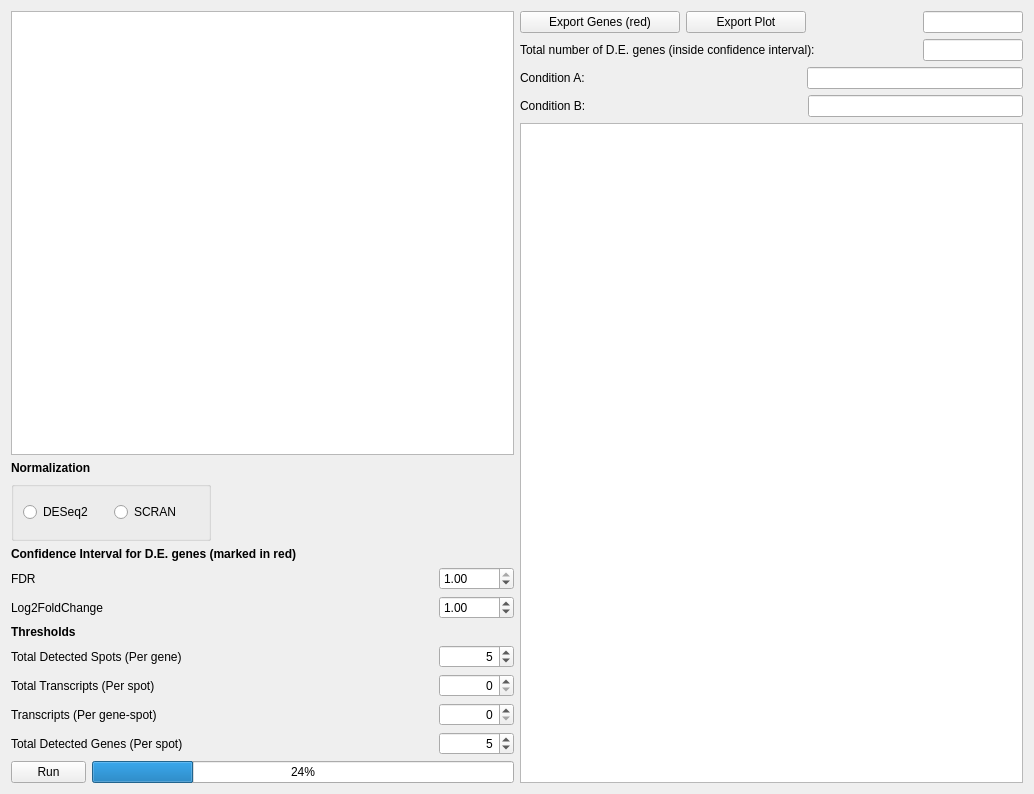
The window that src/analysis/analysisDEA.ui (jfnavarro/st_viewer) describes before a commit, drawn with Qt 5.
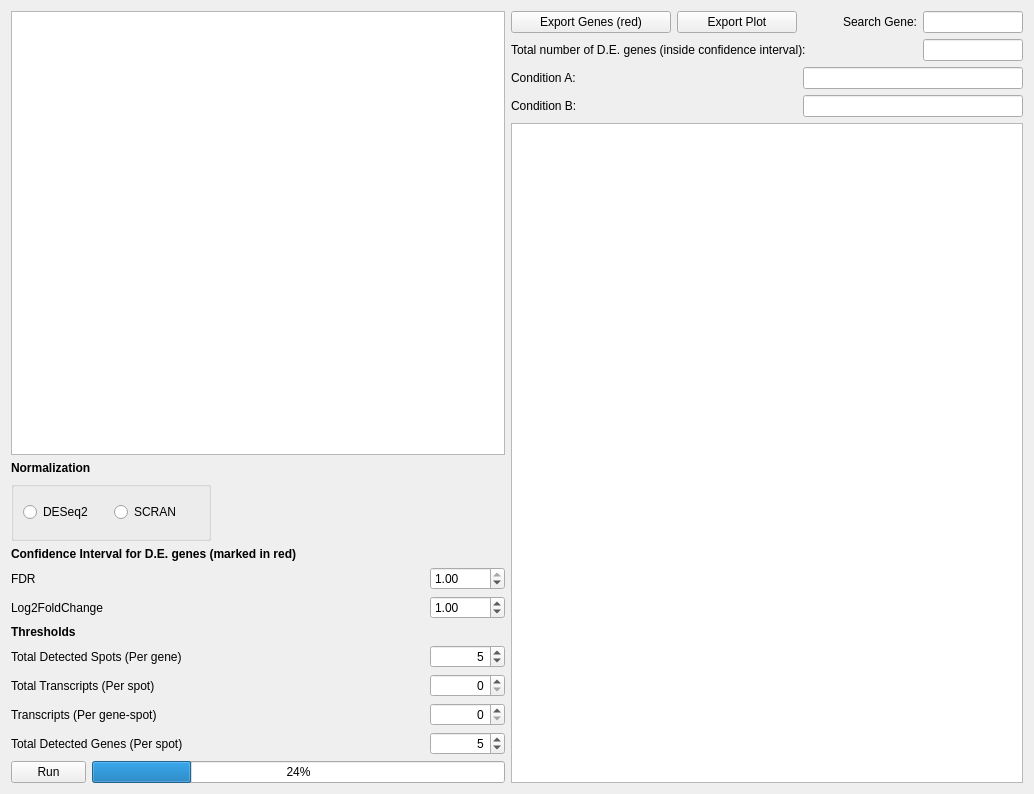
The same window after the commit. Custom widgets are drawn as their Qt base class.

```diff
--- a/src/analysis/analysisDEA.ui
+++ b/src/analysis/analysisDEA.ui
@@ -550,6 +550,13 @@
          </property>
         </spacer>
        </item>
+       <item>
+        <widget class="QLabel" name="label_9">
+         <property name="text">
+          <string>Search Gene:</string>
+         </property>
+        </widget>
+       </item>
        <item>
         <widget class="QLineEdit" name="searchField">
          <property name="minimumSize">
```
